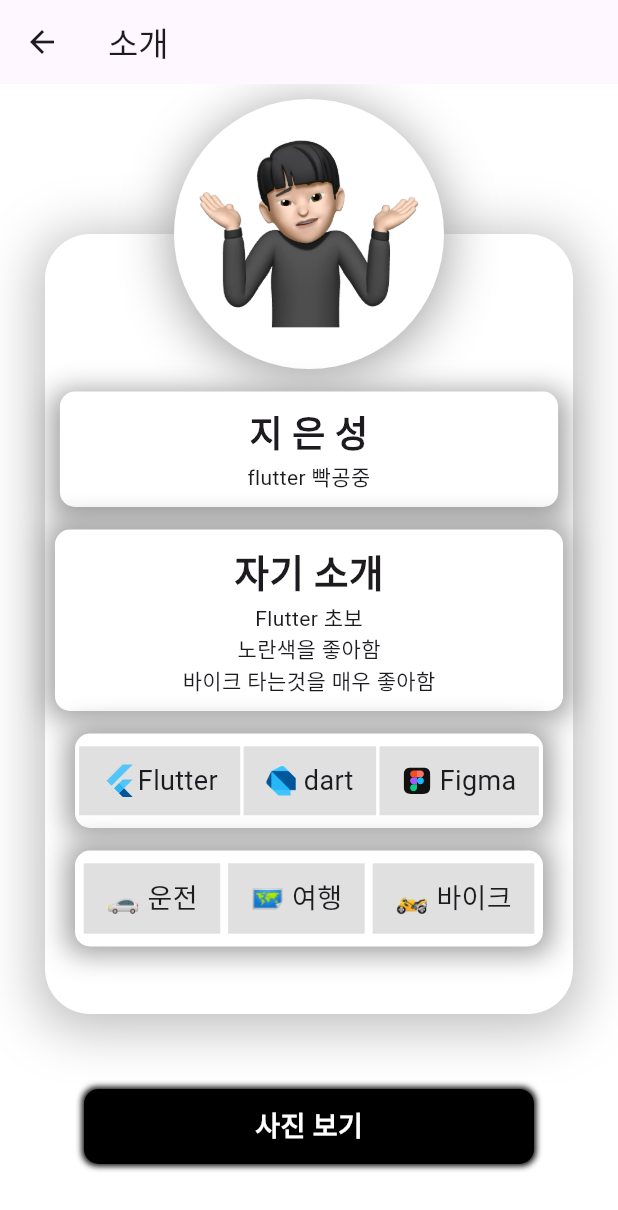
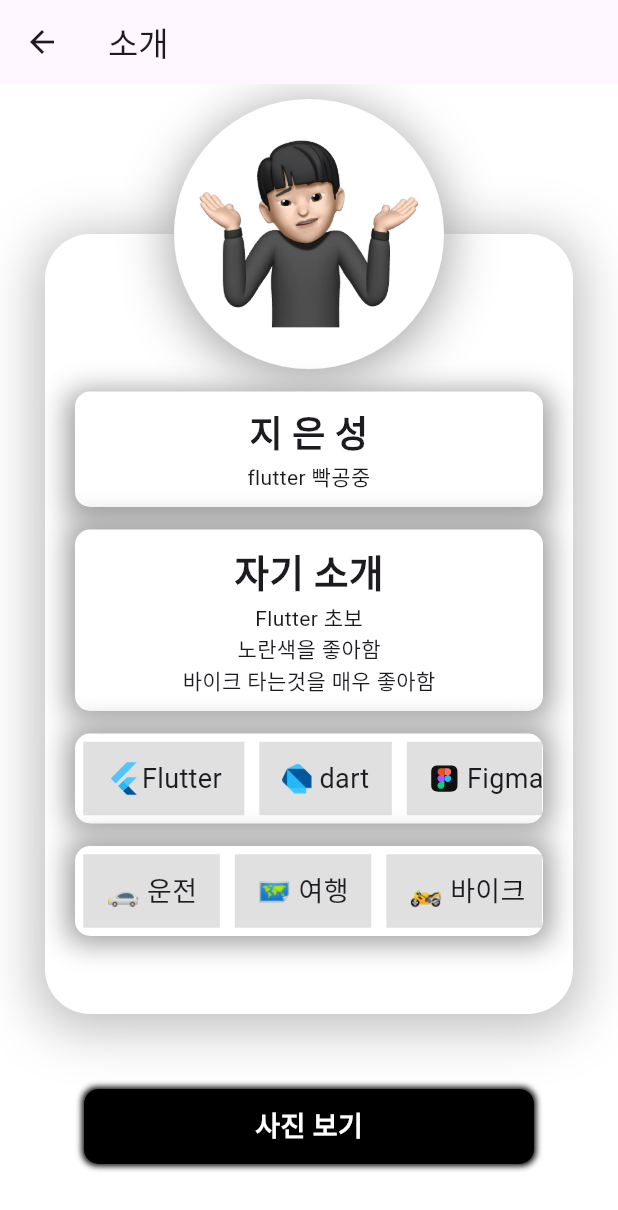
Before and after one commit to kimhyunseo/team_profile, a Flutter app: the EunseongPage screen opened directly, on a phone screen of 412 x 824 dp. Shown: the top 1210 px of the screen. Run offline on Flutter 3.47's test engine with Material 3 defaults, Android fonts, the phone set to English and light mode, and no system bars; our stand-ins replace bubble, flutter_svg.

Commit message:
은성 페이지 찐막 수정

```diff
--- a/lib/pages/Eunseong_Page.dart
+++ b/lib/pages/Eunseong_Page.dart
@@ -56,12 +56,13 @@
                           ),
                         ),
                         Container(
+                            width: double.infinity,
                             padding: EdgeInsets.symmetric(
-                                vertical: 10, horizontal: 125),
+                              vertical: 10,
+                            ),
                             //symmetric > vertical : 세로 , horizontal : 가로
-                            margin: EdgeInsets.only(
-                              top: 15,
-                            ),
+                            margin:
+                                EdgeInsets.only(top: 15, left: 50, right: 50),
                             decoration: BoxDecoration(
                                 color: Colors.white,
                                 borderRadius: BorderRadius.circular(10),
@@ -92,9 +93,11 @@
                               ],
                             )),
                         Container(
+                          width: double.infinity,
                           padding: EdgeInsets.symmetric(
-                              vertical: 10, horizontal: 85),
-                          margin: EdgeInsets.only(top: 15),
+                            vertical: 10,
+                          ),
+                          margin: EdgeInsets.only(top: 15, left: 50, right: 50),
                           decoration: BoxDecoration(
                               borderRadius: BorderRadius.circular(10),
                               boxShadow: [
@@ -119,6 +122,7 @@
                           ),
                         ),
                         Container(
+                          height: 60,
                           padding: EdgeInsets.symmetric(
                               vertical: 0.5, horizontal: 0.5),
                           margin: EdgeInsets.only(top: 15, left: 50, right: 50),
@@ -134,8 +138,9 @@
                               ),
                             ],
                           ),
-                          child: Row(
-                            mainAxisAlignment: MainAxisAlignment.spaceEvenly,
+                          child: ListView(
+                            scrollDirection: Axis.horizontal,
+                            padding: EdgeInsets.all(0),
                             children: [
                               textBox("Flutter", FlutterLogo()),
                               textBox(
@@ -164,6 +169,7 @@
                           ),
                         ),
                         Container(
+                          height: 60,
                           padding: EdgeInsets.symmetric(
                               vertical: 0.5, horizontal: 0.5),
                           margin: EdgeInsets.only(top: 15, left: 50, right: 50),
@@ -177,8 +183,9 @@
                                     spreadRadius: 5,
                                     offset: Offset(0, 0))
                               ]),
-                          child: Row(
-                            mainAxisAlignment: MainAxisAlignment.spaceEvenly,
+                          child: ListView(
+                            scrollDirection: Axis.horizontal,
+                            padding: EdgeInsets.all(0),
                             children: [
                               textBox2("🚗 운전"),
                               textBox2("🗺️ 여행"),
@@ -229,9 +236,7 @@
   Container textBox(String text, Widget? image) {
     return Container(
       padding: EdgeInsets.symmetric(vertical: 10, horizontal: 15),
-      margin: EdgeInsets.symmetric(
-        vertical: 8,
-      ),
+      margin: EdgeInsets.fromLTRB(5, 5, 5, 5),
       decoration: BoxDecoration(color: Colors.grey.shade300),
       child: Row(
         children: [
@@ -250,7 +255,7 @@
     // 이름 바꿀라면 f2 해서 바꾸면 위에도 같이 바뀜
     return Container(
       padding: EdgeInsets.symmetric(vertical: 10, horizontal: 15),
-      margin: EdgeInsets.symmetric(vertical: 8),
+      margin: EdgeInsets.fromLTRB(5, 5, 5, 5),
       decoration: BoxDecoration(color: Colors.grey.shade300),
       child: Row(
         children: [
```
